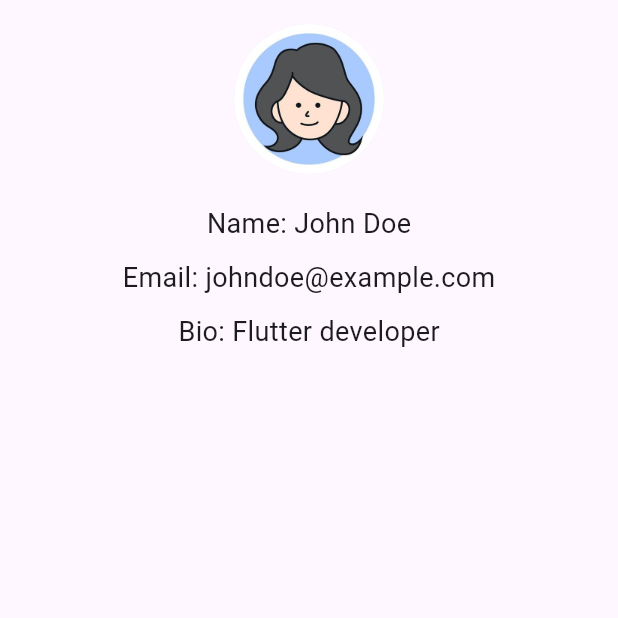
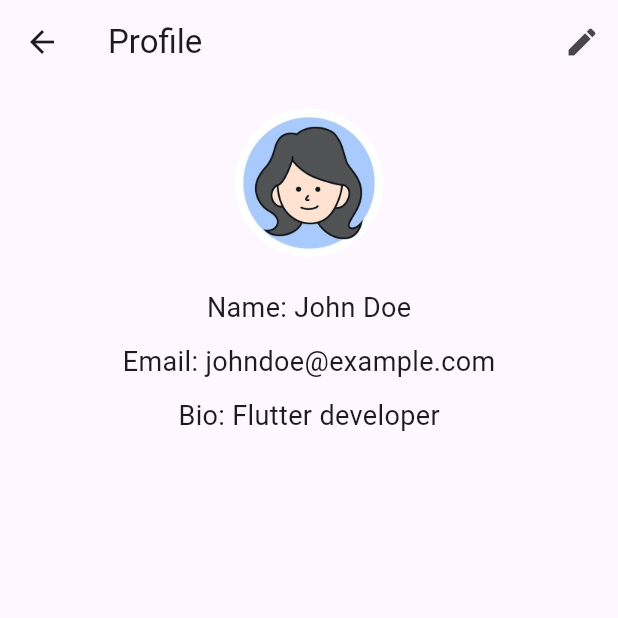
Before and after one commit to SivaranjanVithushan/Flutter-Animations-Widgets, a Flutter app: the ProfilePage screen opened directly, on a phone screen of 412 x 824 dp, the top half of it. Run offline on Flutter 3.47's test engine with Material 3 defaults, Android fonts, the phone set to English and light mode, and no system bars; network calls fail.

Commit message:
feat: Add profile screen and navigation to it from settings screen

```diff
--- a/lib/screens/home_page.dart
+++ b/lib/screens/home_page.dart
@@ -23,7 +23,7 @@ class _HomePageState extends State<HomePage> {
     _pages = [
       const HomeScreen(),
       const SettingScreen(),
-      const ProfilePage(), // Added ProfilePage here
+      // const ProfilePage(), // Added ProfilePage here
     ];
   }
 
@@ -52,7 +52,7 @@ class _HomePageState extends State<HomePage> {
           BottomNavigationBarItem(icon: Icon(Icons.home), label: 'Home'),
           BottomNavigationBarItem(
               icon: Icon(Icons.settings), label: 'Settings'),
-          BottomNavigationBarItem(icon: Icon(Icons.person), label: 'Profile'),
+          // BottomNavigationBarItem(icon: Icon(Icons.person), label: 'Profile'),
         ],
         currentIndex: _selectedIndex,
         selectedItemColor: const Color.fromARGB(255, 6, 33, 54),
--- a/lib/screens/profile_screen.dart
+++ b/lib/screens/profile_screen.dart
@@ -22,12 +22,19 @@ class _ProfilePageState extends State<ProfilePage> {
 
   @override
   Widget build(BuildContext context) {
-    return SafeArea(
-      child: Scaffold(
-        body: SingleChildScrollView(
-          padding: const EdgeInsets.all(16.0),
-          child: Center(child: _buildProfileInfo()),
-        ),
+    return Scaffold(
+      appBar: AppBar(
+        title: const Text('Profile'),
+        actions: [
+          IconButton(
+            icon: const Icon(Icons.edit),
+            onPressed: _showEditDialog,
+          ),
+        ],
+      ),
+      body: SingleChildScrollView(
+        padding: const EdgeInsets.all(16.0),
+        child: Center(child: _buildProfileInfo()),
       ),
     );
   }
```
Also changed, not shown: lib/screens/setting_screen.dart (+12 -7 lines).
